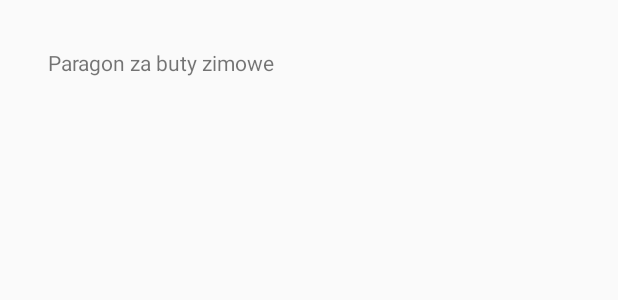
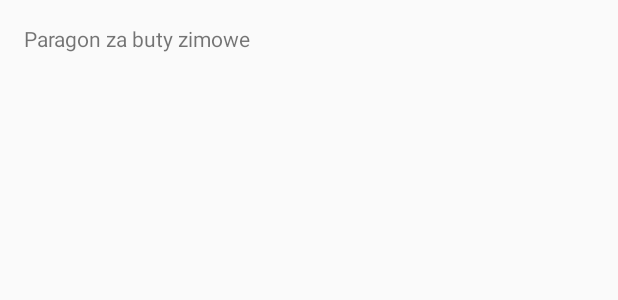
Before and after one commit to Szymonciu/ReceiptApp, an Android app: the layout item_receipt.xml on its own in the app's theme, with its tools: preview values and no code run, on a phone screen of 412 x 824 dp. Shown: the top 300 px of the screen. Run offline under Robolectric (Android 15) with nearby library versions, the phone set to English and light mode, and no system bars.

Commit message:
Displaying list of receipt

```diff
--- a/app/src/main/res/layout/item_receipt.xml
+++ b/app/src/main/res/layout/item_receipt.xml
@@ -1,16 +1,25 @@
 <?xml version="1.0" encoding="utf-8"?>
 <LinearLayout xmlns:android="http://schemas.android.com/apk/res/android"
     xmlns:tools="http://schemas.android.com/tools"
-    android:orientation="vertical"
     android:layout_width="match_parent"
     android:layout_height="wrap_content"
+    android:orientation="vertical"
     android:padding="16dp">
 
     <TextView
         android:id="@+id/title"
         android:layout_width="match_parent"
         android:layout_height="wrap_content"
-        android:padding="16dp"
         tools:text="Paragon za buty zimowe" />
 
+    <TextView
+        android:id="@+id/text_input_pleace"
+        android:layout_width="match_parent"
+        android:layout_height="wrap_content" />
+
+    <TextView
+        android:id="@+id/text_input_date"
+        android:layout_width="match_parent"
+        android:layout_height="wrap_content" />
+
 </LinearLayout>
```
Also changed, not shown: app/src/main/java/com/example/pc/receiptapp/features/list/ReceiptListAdapter.java (+8 -0 lines).
